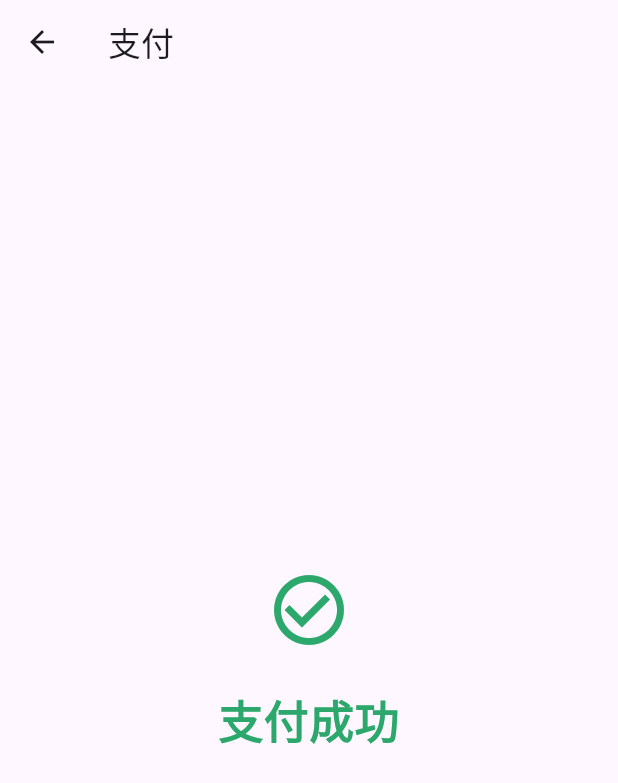
After one commit to IamHaydenNg/dim_sum_order, a Flutter app: the PaymentSuccessScreen screen opened directly, on a phone screen of 412 x 824 dp. The commit adds this screen. Shown: the top 783 px of the screen. Run offline on Flutter 3.47's test engine with Material 3 defaults, Android fonts, the phone set to English and light mode, and no system bars; our stand-ins replace badges.

Commit message:
Create payment success screen

```diff
--- a/lib/providers/cart_provider.dart
+++ b/lib/providers/cart_provider.dart
@@ -50,4 +50,9 @@ class CartProvider with ChangeNotifier {
     _cartTotal = 0.0;
     notifyListeners();
   }
+
+  void clearOrder() {
+    _orders = [];
+    notifyListeners();
+  }
 }
--- /dev/null
+++ b/lib/screens/payment_success_screen.dart
@@ -0,0 +1,35 @@
+import 'package:flutter/material.dart';
+
+class PaymentSuccessScreen extends StatelessWidget {
+  const PaymentSuccessScreen({super.key});
+
+  @override
+  Widget build(BuildContext context) {
+    return Scaffold(
+      appBar: AppBar(
+        title: const Text('支付'),
+      ),
+      body: Center(
+        child: Column(
+          mainAxisAlignment: MainAxisAlignment.center,
+          children: [
+            Icon(
+              Icons.check_circle_outline,
+              color: Theme.of(context).primaryColor,
+              size: 56,
+            ),
+            const SizedBox(height: 24),
+            Text(
+              '支付成功',
+              style: TextStyle(
+                color: Theme.of(context).primaryColor,
+                fontSize: 30,
+                fontWeight: FontWeight.bold,
+              ),
+            ),
+          ],
+        ),
+      ),
+    );
+  }
+}
```
Also changed, not shown: lib/screens/order_screen.dart (+18 -6 lines).
